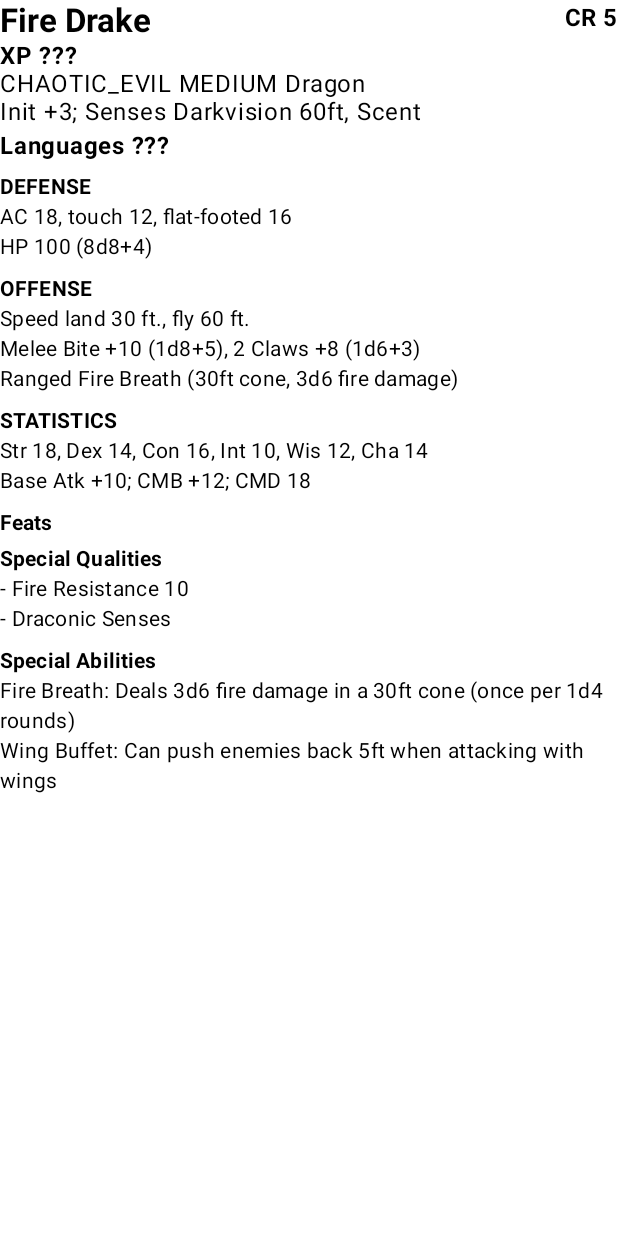
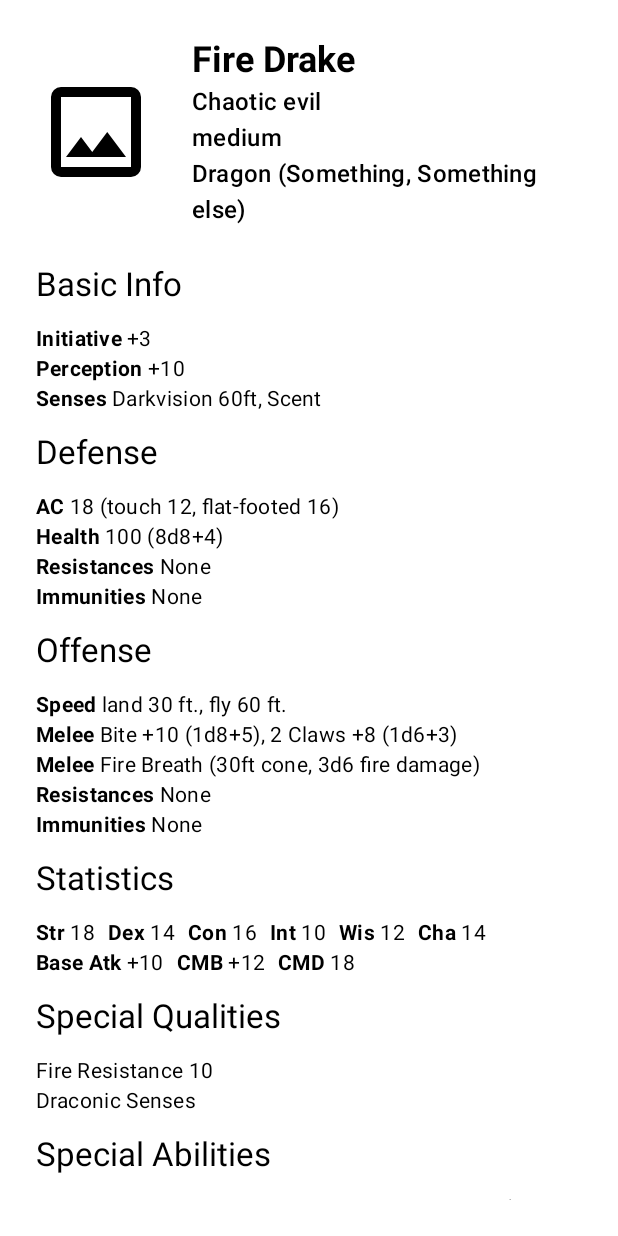
Before and after one commit to Blackiecat12/summoners-bestiary, an Android app built with Jetpack Compose: the @Preview function MonsterDetailPreview, on a phone screen of 412 x 824 dp. Run offline under Robolectric (Android 15) with nearby library versions, the phone set to English and light mode, and no system bars; our stand-ins replace Room's generated code.

Commit message:
refactor: Format MonsterDetailsScreen further

```diff
--- a/app/src/main/java/com/example/summonapp/models/enums/Alignment.kt
+++ b/app/src/main/java/com/example/summonapp/models/enums/Alignment.kt
@@ -1,7 +1,14 @@
 package com.example.summonapp.models.enums
+
+import java.util.Locale
 
 enum class Alignment {
     LAWFUL_GOOD, NEUTRAL_GOOD, CHAOTIC_GOOD,
     LAWFUL_NEUTRAL, NEUTRAL, CHAOTIC_NEUTRAL,
-    LAWFUL_EVIL, NEUTRAL_EVIL, CHAOTIC_EVIL
+    LAWFUL_EVIL, NEUTRAL_EVIL, CHAOTIC_EVIL;
+
+    fun displayString(): String {
+        return this.toString().lowercase().replace("_", " ")
+            .replaceFirstChar { if (it.isLowerCase()) it.titlecase(Locale.getDefault()) else it.toString() }
+    }
 }
--- a/app/src/main/java/com/example/summonapp/ui/home/HomeScreen.kt
+++ b/app/src/main/java/com/example/summonapp/ui/home/HomeScreen.kt
@@ -293,8 +293,7 @@ private fun MonsterItem(
 }
 
 fun formatMonsterBasicDescription(monster: Monster): String {
-    val alignment = monster.alignment.toString().lowercase().replace("_", " ")
-        .replaceFirstChar { if (it.isLowerCase()) it.titlecase(Locale.getDefault()) else it.toString() }
+    val alignment = monster.alignment.displayString()
     val creatureType = monster.creatureType.lowercase()
         .replaceFirstChar { if (it.isLowerCase()) it.titlecase(Locale.getDefault()) else it.toString() }
     val size = monster.size.toString().lowercase()
--- a/app/src/main/java/com/example/summonapp/ui/monsterdetails/MonsterDetailScreen.kt
+++ b/app/src/main/java/com/example/summonapp/ui/monsterdetails/MonsterDetailScreen.kt
@@ -6,24 +6,29 @@ import androidx.compose.foundation.layout.Row
 import androidx.compose.foundation.layout.Spacer
 import androidx.compose.foundation.layout.calculateEndPadding
 import androidx.compose.foundation.layout.calculateStartPadding
-import androidx.compose.foundation.layout.fillMaxSize
 import androidx.compose.foundation.layout.fillMaxWidth
 import androidx.compose.foundation.layout.height
 import androidx.compose.foundation.layout.padding
+import androidx.compose.foundation.layout.size
 import androidx.compose.foundation.rememberScrollState
 import androidx.compose.foundation.verticalScroll
-import androidx.compose.material3.Card
 import androidx.compose.material3.ExperimentalMaterial3Api
+import androidx.compose.material3.Icon
 import androidx.compose.material3.MaterialTheme
 import androidx.compose.material3.Scaffold
 import androidx.compose.material3.Text
 import androidx.compose.runtime.Composable
 import androidx.compose.runtime.collectAsState
 import androidx.compose.runtime.getValue
+import androidx.compose.ui.Alignment
 import androidx.compose.ui.Modifier
 import androidx.compose.ui.platform.LocalLayoutDirection
+import androidx.compose.ui.res.painterResource
 import androidx.compose.ui.res.stringResource
+import androidx.compose.ui.text.SpanStyle
+import androidx.compose.ui.text.buildAnnotatedString
 import androidx.compose.ui.text.font.FontWeight
+import androidx.compose.ui.text.withStyle
 import androidx.compose.ui.tooling.preview.Preview
 import androidx.compose.ui.unit.dp
 import androidx.lifecycle.viewmodel.compose.viewModel
@@ -34,6 +39,7 @@ import com.example.summonapp.ui.AppViewModelProvider
 import com.example.summonapp.ui.home.getPreviewMonster
 import com.example.summonapp.ui.navigation.NavigationDestination
 import com.example.summonapp.ui.theme.SummonAppTheme
+import java.util.Locale
 
 object MonsterDetailDestination : NavigationDestination {
     override val route = "monsterDetail"
@@ -67,6 +73,7 @@ fun MonsterDetailScreen(
                 top = innerPadding.calculateTopPadding(),
                 end = innerPadding.calculateEndPadding(LocalLayoutDirection.current),
             )
+            .padding(24.dp)
             .verticalScroll(rememberScrollState())
         if (uiState.monster != null) {
             MonsterDetailsBody(
@@ -83,6 +90,10 @@ fun MonsterDetailScreen(
     }
 }
 
+private fun formatBonusValue(value: Int): String {
+    return if (value >= 0) "+${value}" else "${value}"
+}
+
 @Composable
 private fun MonsterDetailsBody(
     monster: Monster,
@@ -90,56 +101,131 @@ private fun MonsterDetailsBody(
 ) {
     Column(
         modifier = modifier
+            .padding(24.dp)
     ) {
         Row(
             modifier = Modifier.fillMaxWidth(),
-            horizontalArrangement = Arrangement.SpaceBetween
+            horizontalArrangement = Arrangement.spacedBy(24.dp),
+            verticalAlignment = Alignment.CenterVertically
         ) {
-            Text(text = monster.name, style = MaterialTheme.typography.titleLarge, fontWeight = FontWeight.Bold)
-            Text(text = "CR ${monster.cr}", style = MaterialTheme.typography.titleMedium, fontWeight = FontWeight.Bold)
+            Icon(
+                painter = painterResource(id = R.drawable.image_24px),
+                contentDescription = "Default Image",
+                modifier = Modifier.size(80.dp)
+            )
+            Column(
+                modifier = Modifier
+                    .fillMaxWidth(),
+                horizontalAlignment = Alignment.Start,
+            ) {
+                Text(
+                    text = monster.name,
+                    style = MaterialTheme.typography.headlineSmall,
+                    fontWeight = FontWeight.Bold
+                )
+                Text(
+                    text = monster.alignment.displayString(),
+                    style = MaterialTheme.typography.titleMedium
+                )
+                Text(
+                    text = monster.size.toString().lowercase(),
+                    style = MaterialTheme.typography.titleMedium
+                )
+                val creatureType = monster.creatureType.lowercase()
+                    .replaceFirstChar { if (it.isLowerCase()) it.titlecase(Locale.getDefault()) else it.toString() }
+                val subtypes = if (monster.creatureSubtypes.isNotEmpty()) {
+                    "(" + monster.creatureSubtypes.joinToString(", ") + ")"
+                } else {
+                    ""
+                }
+                Text(
+                    text = "%s %s".format(creatureType, subtypes),
+                    style = MaterialTheme.typography.titleMedium
+                )
+            }
+        }
+        Spacer(modifier = Modifier.height(12.dp))
+
+        SectionHeader(title = "Basic Info")
+        Column(modifier = Modifier.fillMaxWidth()) {
+            BoldLabelToValue("Initiative", formatBonusValue(monster.initiative))
+            BoldLabelToValue("Perception", formatBonusValue(monster.perception))
+            BoldLabelToValue("Senses", monster.senses.joinToString())
         }
 
-        Text(text = "XP ???", style = MaterialTheme.typography.bodyLarge, fontWeight = FontWeight.Bold)
-        Text(text = "${monster.alignment} ${monster.size} ${monster.creatureType}", style = MaterialTheme.typography.bodyLarge)
-        Text(text = "Init +${monster.initiative}; Senses ${monster.senses.joinToString()}", style = MaterialTheme.typography.bodyLarge)
-        Spacer(modifier = Modifier.height(4.dp))
+        SectionHeader(title = "Defense")
+        Column(modifier = Modifier.fillMaxWidth()) {
+            BoldLabelToValue("AC", "${monster.armourClass.base} (touch ${monster.armourClass.touch}, flat-footed ${monster.armourClass.flatFooted})")
+            BoldLabelToValue("Health", "${monster.health.total} (${monster.health.hitDice})")
+            BoldLabelToValue("Resistances", "None")
+            BoldLabelToValue("Immunities", "None")
+        }
 
-        Text(text = "Languages ???", style = MaterialTheme.typography.bodyLarge, fontWeight = FontWeight.Bold)
-        Spacer(modifier = Modifier.height(8.dp))
+        SectionHeader(title = "Offense")
+        Column(modifier = Modifier.fillMaxWidth()) {
+            BoldLabelToValue("Speed", monster.speed.entries.joinToString { "${it.key} ${it.value} ft." })
+            monster.meleeAttacks?.let { BoldLabelToValue("Melee", it) }
+            monster.rangedAttacks?.let { BoldLabelToValue("Melee", it) }
+            BoldLabelToValue("Resistances", "None")
+            BoldLabelToValue("Immunities", "None")
+        }
 
-        Text(text = "DEFENSE", style = MaterialTheme.typography.titleSmall, fontWeight = FontWeight.Bold)
-        Text(text = "AC ${monster.armourClass.base}, touch ${monster.armourClass.touch}, flat-footed ${monster.armourClass.flatFooted}",
+        SectionHeader(title = "Statistics")
+        Row(
+            horizontalArrangement = Arrangement.spacedBy(8.dp)
+        ) {
+            BoldLabelToValue("Str", monster.abilityScores.strength.toString())
+            BoldLabelToValue("Dex", monster.abilityScores.dexterity.toString())
+            BoldLabelToValue("Con", monster.abilityScores.constitution.toString())
+            BoldLabelToValue("Int", monster.abilityScores.intelligence.toString())
+            BoldLabelToValue("Wis", monster.abilityScores.wisdom.toString())
+            BoldLabelToValue("Cha", monster.abilityScores.charisma.toString())
+        }
+        Row(
+            horizontalArrangement = Arrangement.spacedBy(8.dp)
+        ) {
+            BoldLabelToValue("Base Atk", formatBonusValue(monster.attackBonus.base))
+            BoldLabelToValue("CMB", formatBonusValue(monster.attackBonus.cmb))
+            BoldLabelToValue("CMD", monster.attackBonus.cmd.toString())
+        }
+
+        SectionHeader(title = "Special Qualities")
+        monster.specialQualities?.forEach { quality ->
+            Text(
+                text = "$quality",
+                style = MaterialTheme.typography.bodyMedium
+            )
+        }
+
+        SectionHeader(title = "Special Abilities")
+        monster.specialAbilities?.forEach { (name, description) ->
+            BoldLabelToValue(name, description)
+        }
+
+        Spacer(modifier = Modifier.height(16.dp))
+    }
+}
+
+@Composable
+private fun SectionHeader(title: String, modifier: Modifier = Modifier) {
+    Text(
+        text = title,
+        style = MaterialTheme.typography.titleLarge,
+        modifier = modifier.padding(top = 12.dp, bottom = 12.dp)
+    )
+}
+
+@Composable
+private fun BoldLabelToValue(label: String, value: String) {
+    Row {
+        Text(
+            buildAnnotatedString {
+            withStyle(style = SpanStyle(fontWeight = FontWeight.Bold)) {
+                append("$label ")
+            }
+            append(value)
+        },
             style = MaterialTheme.typography.bodyMedium)
-        Text(text = "HP ${monster.health.total} (${monster.health.hitDice})", style = MaterialTheme.typography.bodyMedium)
-        Spacer(modifier = Modifier.height(8.dp))
-
-        Text(text = "OFFENSE", style = MaterialTheme.typography.titleSmall, fontWeight = FontWeight.Bold)
-        Text(text = "Speed ${monster.speed.entries.joinToString { "${it.key} ${it.value} ft." }}", style = MaterialTheme.typography.bodyMedium)
-        Text(text = "Melee ${monster.meleeAttacks}", style = MaterialTheme.typography.bodyMedium)
-        Text(text = "Ranged ${monster.rangedAttacks}", style = MaterialTheme.typography.bodyMedium)
-        Spacer(modifier = Modifier.height(8.dp))
-
-        Text(text = "STATISTICS", style = MaterialTheme.typography.titleSmall, fontWeight = FontWeight.Bold)
-        Text(text = "Str ${monster.abilityScores.strength}, Dex ${monster.abilityScores.dexterity}, Con ${monster.abilityScores.constitution}, Int ${monster.abilityScores.intelligence}, Wis ${monster.abilityScores.wisdom}, Cha ${monster.abilityScores.charisma}",
-            style = MaterialTheme.typography.bodyMedium)
-        Text(text = "Base Atk +${monster.attackBonus.base}; CMB +${monster.attackBonus.cmb}; CMD ${monster.attackBonus.cmd}",
-            style = MaterialTheme.typography.bodyMedium)
-        Spacer(modifier = Modifier.height(8.dp))
-
-        Text(text = "Feats", style = MaterialTheme.typography.titleSmall, fontWeight = FontWeight.Bold)
-        Spacer(modifier = Modifier.height(4.dp))
-
-        Text(text = "Special Qualities", style = MaterialTheme.typography.titleSmall, fontWeight = FontWeight.Bold)
-        monster.specialQualities?.forEach { quality ->
-            Text(text = "- $quality", style = MaterialTheme.typography.bodyMedium)
-        }
-        Spacer(modifier = Modifier.height(8.dp))
-
-        Text(text = "Special Abilities", style = MaterialTheme.typography.titleSmall, fontWeight = FontWeight.Bold)
-        monster.specialAbilities?.forEach { (name, description) ->
-            Text(text = "$name: $description", style = MaterialTheme.typography.bodyMedium)
-        }
-        Spacer(modifier = Modifier.height(16.dp))
     }
 }
 
@@ -166,7 +252,6 @@ private fun MonsterDetailPreview() {
 @Preview
 @Composable
 private fun MonsterNotFoundPreview() {
-    val monster = getPreviewMonster(1)
     SummonAppTheme {
         MonsterNotFoundMessage("Fire Drake")
     }
--- /dev/null
+++ b/app/src/main/res/drawable/image_24px.xml
@@ -0,0 +1,10 @@
+<vector xmlns:android="http://schemas.android.com/apk/res/android"
+    android:width="24dp"
+    android:height="24dp"
+    android:viewportWidth="960"
+    android:viewportHeight="960"
+    android:tint="?android:colorControlNormal">
+  <path
+      android:fillColor="@android:color/white"
+      android:pathData="M200,840Q167,840 143.5,816.5Q120,793 120,760L120,200Q120,167 143.5,143.5Q167,120 200,120L760,120Q793,120 816.5,143.5Q840,167 840,200L840,760Q840,793 816.5,816.5Q793,840 760,840L200,840ZM200,760L760,760Q760,760 760,760Q760,760 760,760L760,200Q760,200 760,200Q760,200 760,200L200,200Q200,200 200,200Q200,200 200,200L200,760Q200,760 200,760Q200,760 200,760ZM240,680L720,680L570,480L450,640L360,520L240,680ZM200,760Q200,760 200,760Q200,760 200,760L200,200Q200,200 200,200Q200,200 200,200L200,200Q200,200 200,200Q200,200 200,200L200,760Q200,760 200,760Q200,760 200,760Z"/>
+</vector>
```
